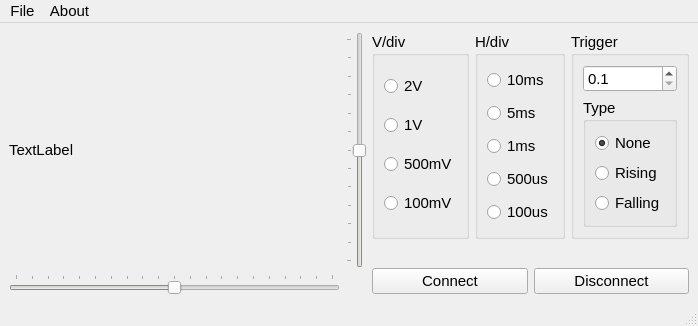
This is src/qt/mainwindow.ui in dgatf/Oscilloscope as Qt 5 draws it before an edit. The edited form follows.
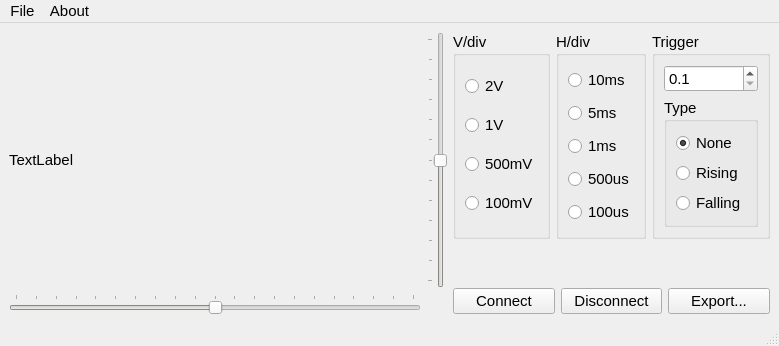
This is the edited form.

Patch:
```diff
--- a/src/qt/mainwindow.ui
+++ b/src/qt/mainwindow.ui
@@ -6,8 +6,8 @@
    <rect>
     <x>0</x>
     <y>0</y>
-    <width>698</width>
-    <height>326</height>
+    <width>779</width>
+    <height>346</height>
    </rect>
   </property>
   <property name="font">
@@ -64,6 +64,12 @@
           <property name="enabled">
            <bool>true</bool>
           </property>
+          <property name="minimumSize">
+           <size>
+            <width>0</width>
+            <height>0</height>
+           </size>
+          </property>
           <property name="text">
            <string>TextLabel</string>
           </property>
@@ -281,11 +287,21 @@
           </item>
           <item>
            <widget class="QPushButton" name="btClose">
+            <property name="enabled">
+             <bool>true</bool>
+            </property>
             <property name="text">
              <string>Disconnect</string>
             </property>
            </widget>
           </item>
+          <item>
+           <widget class="QPushButton" name="btExport">
+            <property name="text">
+             <string>Export...</string>
+            </property>
+           </widget>
+          </item>
          </layout>
         </item>
        </layout>
@@ -299,7 +315,7 @@
     <rect>
      <x>0</x>
      <y>0</y>
-     <width>698</width>
+     <width>779</width>
      <height>24</height>
     </rect>
    </property>
```
